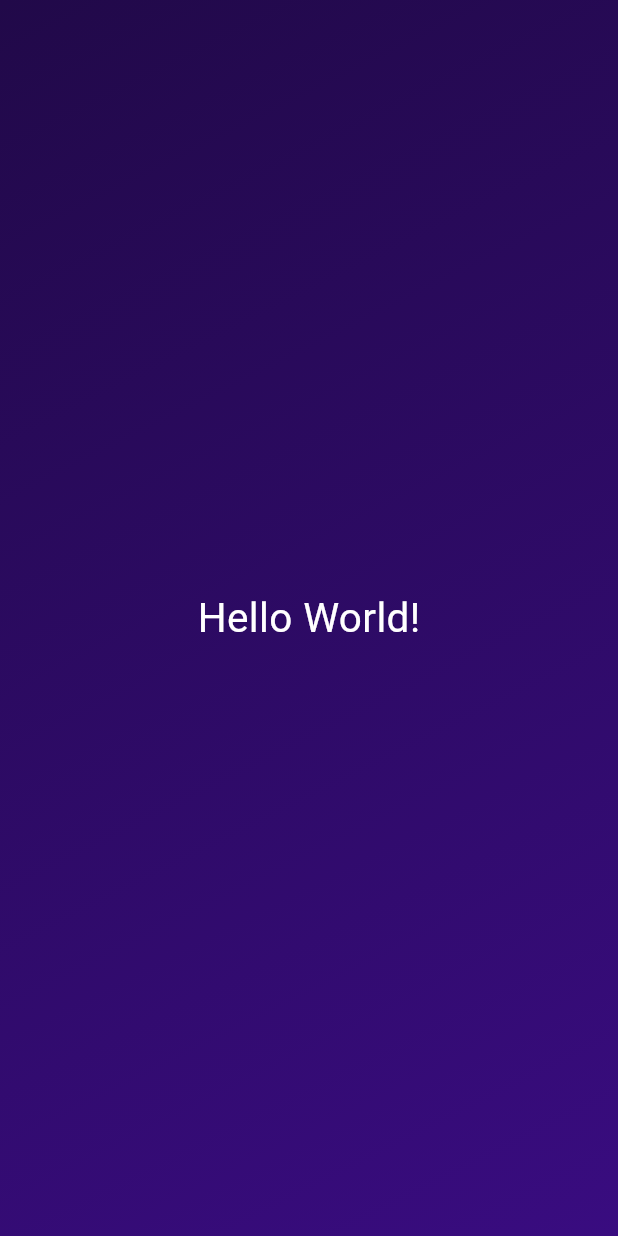
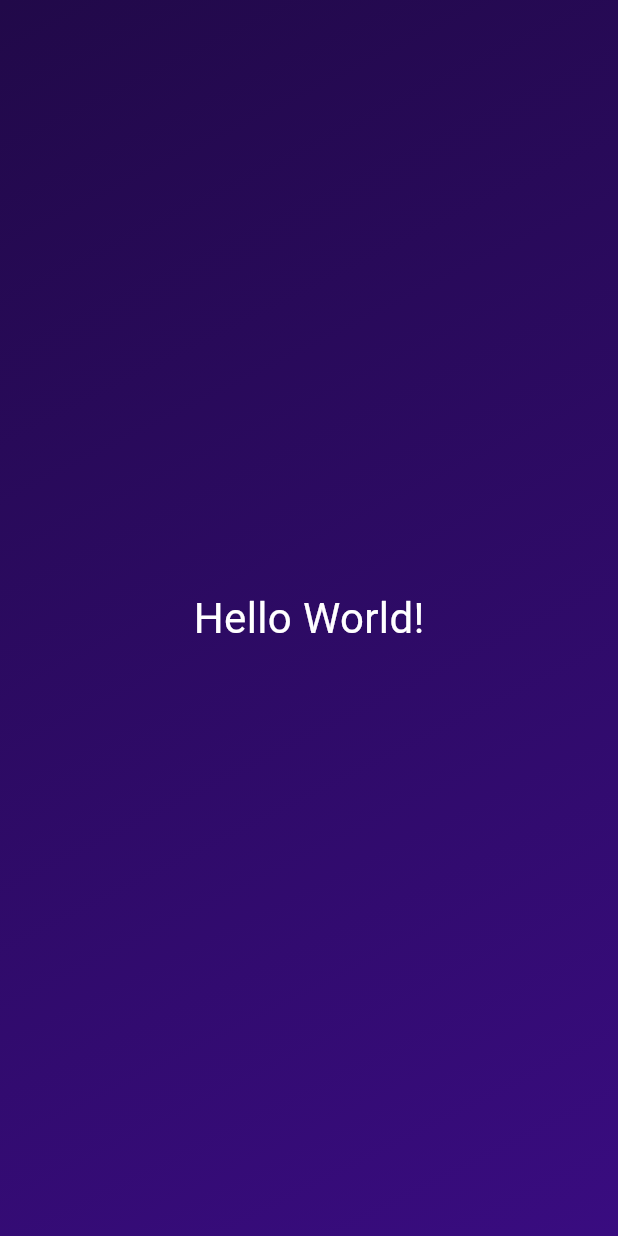
Before and after one commit to AnasKhan1506/Dicedemo, a Flutter app: the screen it shows after launch, on a phone screen of 412 x 824 dp. Run offline on Flutter 3.47's test engine with Material 3 defaults, Android fonts, the phone set to English and light mode, and no system bars.

```diff
--- a/lib/style_text.dart
+++ b/lib/style_text.dart
@@ -9,7 +9,7 @@ class StyleText extends StatelessWidget {
       child: Text(
         "Hello World!",
         style: TextStyle(
-          fontSize: 27,
+          fontSize: 28,
           color: Colors.white,
         ),
       ),
```
